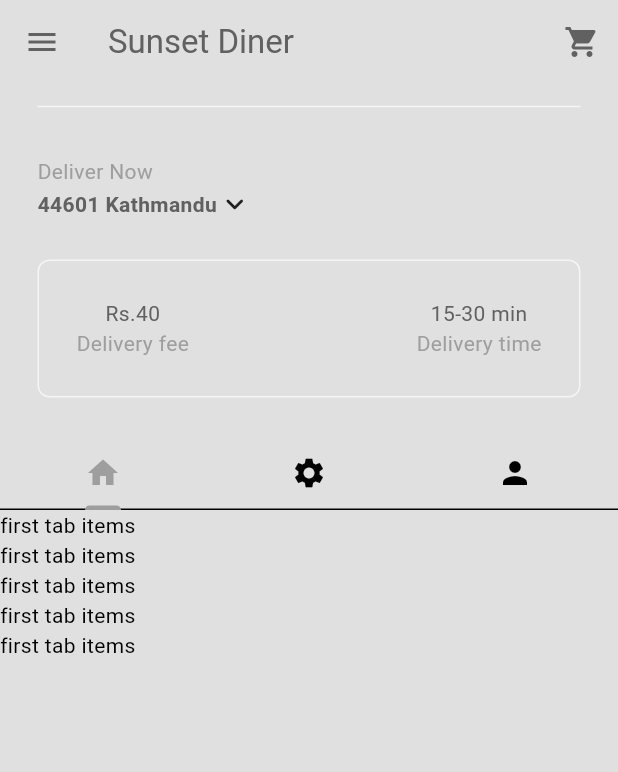
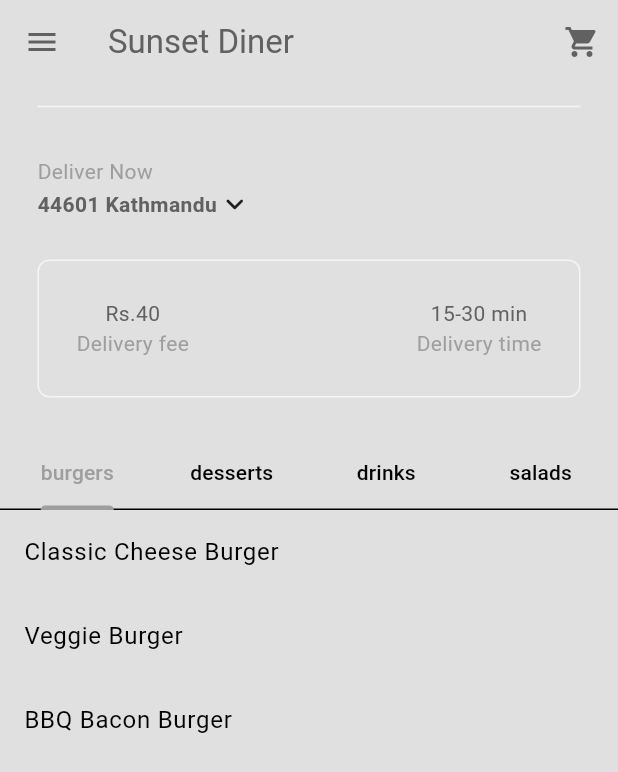
Before and after one commit to SundarDong/Food-Delivery-Apk, a Flutter app: the screen it shows after launch, after a tap on "Sign In", on a phone screen of 412 x 824 dp. Shown: the top 772 px of the screen. Run offline on Flutter 3.47's test engine with Material 3 defaults, Android fonts, the light colour scheme and no system bars.

Commit message:
feat: made changes

```diff
--- a/lib/components/my_current_location.dart
+++ b/lib/components/my_current_location.dart
@@ -50,7 +50,7 @@ class MyCurrentLocation extends StatelessWidget {
                       ),
                    ),
                 //drop down menu
-                Icon(Icons.keyboard_arrow_down_rounded),
+                const Icon(Icons.keyboard_arrow_down_rounded),
               ],
             ),
           )
--- a/lib/components/my_tab_bar.dart
+++ b/lib/components/my_tab_bar.dart
@@ -1,4 +1,5 @@
 import 'package:flutter/material.dart';
+import 'package:food_delivery_app/models/food.dart';
 
 class MyTabBar extends StatelessWidget {
 
@@ -9,27 +10,21 @@ class MyTabBar extends StatelessWidget {
     required this.tabController,
     });
 
+    List<Tab> _buildCategoryTabs() {
+    return FoodCategory.values.map((category) {
+    return Tab(
+      text: category.toString().split('.').last,
+    );
+  }).toList();
+}
+
+
   @override
   Widget build(BuildContext context) {
     return Container(
       child: TabBar(
         controller:tabController,
-        tabs: [
-          //first tab
-          Tab(
-            icon: Icon(Icons.home),
-          ),
-
-          //second tab
-           Tab(
-            icon: Icon(Icons.settings),
-          ),
-
-           //third tab
-           Tab(
-            icon: Icon(Icons.person),
-          )
-        ],
+        tabs: _buildCategoryTabs(),
         ),
     );
   }
--- a/lib/main.dart
+++ b/lib/main.dart
@@ -1,11 +1,20 @@
 import 'package:flutter/material.dart';
 import 'package:food_delivery_app/auth/login_or_register.dart';
+import 'package:food_delivery_app/models/restaurant.dart';
 import 'package:food_delivery_app/themes/theme_provider.dart';
 import 'package:provider/provider.dart';
 
 void main() {
   runApp(
-    ChangeNotifierProvider(create: (context)=>ThemeProvider(),
+    MultiProvider(providers: [
+
+      //theme provider
+      ChangeNotifierProvider(create: (context)=>ThemeProvider()),
+
+      //restaurant provider
+      //theme provider
+      ChangeNotifierProvider(create: (context)=>Restaurant()),
+    ],
     child: const MyApp(),
     )
   );
--- a/lib/models/food.dart
+++ b/lib/models/food.dart
@@ -0,0 +1,37 @@
+//food items
+class Food{
+  final String name;
+  final String descriptions;
+  final String imagePath;
+  final double price;
+  final FoodCategory category;
+  List <Addon> availableAddons;
+
+  Food({
+    required this.name,
+    required this.descriptions,
+    required this.imagePath,
+    required this.price,
+    required this.category,
+    required this.availableAddons,
+  });
+}
+
+//food catergory
+enum FoodCategory{
+  burgers,
+  desserts,
+  drinks,
+  salads,
+}
+
+//foods addons
+class Addon{
+  String name;
+  double price;
+
+  Addon({
+    required this.name,
+    required this.price,
+  });
+}
--- /dev/null
+++ b/lib/models/restaurant.dart
@@ -0,0 +1,177 @@
+import 'package:flutter/material.dart';
+import 'package:food_delivery_app/models/food.dart';
+
+class Restaurant extends ChangeNotifier {
+  //list of food menu
+
+   final List<Food> _menu =[
+
+    //burgers
+  Food(
+    name: "Classic Cheese Burger",
+    descriptions: "A classic cheeseburger: juicy beef patty, melted cheese, fresh toppings, and soft bun—simple, savory perfection!",
+    imagePath: "lib/images/burgers/burgerA.jpg",
+    price: 320,
+    category: FoodCategory.burgers,
+    availableAddons: [
+      Addon(name: "Extra cheese", price: 100),
+      Addon(name: "Bacon", price: 110),
+      Addon(name: "Avocado", price: 120),
+    ],
+  ),
+  Food(
+    name: "Veggie Burger",
+    descriptions: "A healthy and delicious veggie patty with fresh vegetables and tasty sauces.",
+    imagePath: "lib/images/burgers/burgerB.jpg",
+    price: 280,
+    category: FoodCategory.burgers,
+    availableAddons: [
+      Addon(name: "Extra cheese", price: 100),
+      Addon(name: "Lettuce", price: 50),
+    ],
+  ),
+  Food(
+    name: "BBQ Bacon Burger",
+    descriptions: "A juicy beef patty with crispy bacon and tangy BBQ sauce for the perfect savory experience.",
+    imagePath: "lib/images/burgers/burgerC.jpg",
+    price: 350,
+    category: FoodCategory.burgers,
+    availableAddons: [
+      Addon(name: "Extra bacon", price: 130),
+      Addon(name: "BBQ sauce", price: 50),
+    ],
+  ),
+
+    //salads
+    Food(
+        name: "Greek Salad",
+        descriptions: "A fresh and healthy mix of cucumbers, tomatoes, red onions, olives, and feta cheese, dressed with olive oil and oregano.",
+        imagePath: "lib/images/salads/Sb.png",
+        price: 200,
+        category: FoodCategory.salads,
+        availableAddons: [
+          Addon(name: "Extra Feta Cheese", price: 40),
+          Addon(name: "Grilled Chicken", price: 80),
+          Addon(name: "Avocado Slices", price: 60),
+        ],
+      ),
+    Food(
+        name: "Caesar Salad",
+        descriptions: "Crisp romaine lettuce, crunchy croutons, and parmesan cheese tossed in creamy Caesar dressing.",
+        imagePath: "lib/images/salads/Sc.png",
+        price: 220,
+        category: FoodCategory.salads,
+        availableAddons: [
+          Addon(name: "Grilled Shrimp", price: 100),
+          Addon(name: "Boiled Egg", price: 50),
+          Addon(name: "Bacon Bits", price: 70),
+        ],
+      ),
+
+    //desserts
+      Food(
+        name: "Chocolate Lava Cake",
+        descriptions: "A warm, decadent chocolate cake with a gooey molten center, served with a scoop of vanilla ice cream.",
+        imagePath: "lib/images/desserts/Da.jpeg",
+        price: 250,
+        category: FoodCategory.desserts,
+        availableAddons: [
+          Addon(name: "Extra Ice Cream Scoop", price: 50),
+          Addon(name: "Caramel Drizzle", price: 40),
+          Addon(name: "Crushed Nuts", price: 30),
+        ],
+      ),
+      Food(
+        name: "Classic Cheesecake",
+        descriptions: "A rich and creamy cheesecake with a buttery graham cracker crust, topped with your choice of sauce.",
+        imagePath: "lib/images/desserts/Db.jpeg.jpg",
+        price: 300,
+        category: FoodCategory.desserts,
+        availableAddons: [
+          Addon(name: "Strawberry Sauce", price: 40),
+          Addon(name: "Blueberry Compote", price: 50),
+          Addon(name: "Whipped Cream", price: 30),
+        ],
+      ),
+      Food(
+      name: "Tiramisu",
+      descriptions: "A classic Italian dessert with layers of coffee-soaked sponge, mascarpone cream, and a dusting of cocoa.",
+      imagePath: "lib/images/desserts/Dc.jpeg",
+      price: 280,
+      category: FoodCategory.desserts,
+      availableAddons: [
+        Addon(name: "Extra Cocoa Dusting", price: 20),
+        Addon(name: "Dark Chocolate Shavings", price: 40),
+        Addon(name: "Espresso Shot", price: 50),
+      ],
+    ),
+
+    //drinks
+        Food(
+          name: "Fresh Lemonade",
+          descriptions: "A refreshing blend of zesty lemons, sweetened to perfection, and served chilled.",
+          imagePath: "lib/images/drinks/Drink1.jpeg",
+          price: 150,
+          category: FoodCategory.drinks,
+          availableAddons: [
+            Addon(name: "Extra Ice", price: 20),
+            Addon(name: "Mint Leaves", price: 30),
+            Addon(name: "Honey Drizzle", price: 40),
+          ],
+        ),
+        Food(
+          name: "Iced Coffee",
+          descriptions: "A smooth, chilled coffee with a rich aroma, perfect for a hot day.",
+          imagePath: "lib/images/drinks/Drink2.jpeg",
+          price: 180,
+          category: FoodCategory.drinks,
+          availableAddons: [
+            Addon(name: "Extra Shot of Espresso", price: 50),
+            Addon(name: "Whipped Cream", price: 40),
+            Addon(name: "Vanilla Syrup", price: 30),
+          ],
+        ),
+        Food(
+          name: "Mango Smoothie",
+          descriptions: "A creamy blend of fresh mangoes, yogurt, and a touch of sweetness.",
+          imagePath: "lib/images/drinks/Drink3.jpeg",
+          price: 200,
+          category: FoodCategory.drinks,
+          availableAddons: [
+            Addon(name: "Chia Seeds", price: 30),
+            Addon(name: "Protein Powder", price: 50),
+            Addon(name: "Coconut Flakes", price: 40),
+          ],
+        ),
+
+   ];
+
+   //getters
+   List<Food> get menu => _menu;
+}
+
+/*
+operations
+*/
+
+//add to carts
+
+//remove from carts
+
+//get total price of cart
+
+//get total no of items in cart
+
+
+//clear the cart
+
+
+
+/* helpers */
+//generate receipt
+
+
+//format double value in the money
+
+
+// formats list of addons into a string summary
--- a/lib/pages/home_page.dart
+++ b/lib/pages/home_page.dart
@@ -3,7 +3,10 @@ import 'package:food_delivery_app/components/my_current_location.dart';
 import 'package:food_delivery_app/components/my_description.dart';
 import 'package:food_delivery_app/components/my_drawer.dart';
 import 'package:food_delivery_app/components/my_tab_bar.dart';
+import 'package:food_delivery_app/models/food.dart';
+import 'package:food_delivery_app/models/restaurant.dart';
 import 'package:food_delivery_app/pages/my_sliver_app_bar.dart';
+import 'package:provider/provider.dart';
 
 class HomePage extends StatefulWidget {
   const HomePage({super.key});
@@ -19,7 +22,7 @@ class _HomePageState extends State<HomePage> with SingleTickerProviderStateMixin
   @override
   void initState(){
     super.initState();
-    _tabController = TabController(length: 3, vsync: this);
+    _tabController = TabController(length: FoodCategory.values.length, vsync: this);
   }
 
   @override
@@ -28,10 +31,34 @@ class _HomePageState extends State<HomePage> with SingleTickerProviderStateMixin
     super.dispose();
   }
 
+  //yesma food items category items anusar return garne
+  List <Food> _filterMenuCategory(FoodCategory category, List<Food> fullMenu){
+    return fullMenu.where((food)=> food.category == category).toList();
+  }
+
+  List<Widget> getFoodInThisCategory(List<Food> fullMenu) {
+  return FoodCategory.values.map((category) {
+    // Filter the full menu based on the current category
+    List<Food> categoryMenu = _filterMenuCategory(category, fullMenu);
+
+    // Return the ListView for each category
+    return ListView.builder(
+      itemCount: categoryMenu.length,
+      physics: const NeverScrollableScrollPhysics(),
+      itemBuilder: (context, index) {
+        return ListTile(
+          title: Text(categoryMenu[index].name),
+        );
+      },
+    );
+  }).toList(); // Ensure you return the list of widgets
+}
+
+
+
   @override
   Widget build(BuildContext context) {
     return Scaffold(
-
         drawer: const MyDrawer(),
         body: NestedScrollView(
           headerSliverBuilder: (context, innerBoxIsScrolled)=> [
@@ -57,23 +84,13 @@ class _HomePageState extends State<HomePage> with SingleTickerProviderStateMixin
               ),
                ),
           ],
-          body: TabBarView(
+         body: Consumer<Restaurant> (
+          builder: (context, restaurant , child)=> TabBarView(
             controller: _tabController,
-            children: [
-                ListView.builder(
-                  itemCount: 5,
-                  itemBuilder: (context,index)=> Text("first tab items"),
-                ),
-                ListView.builder(
-                  itemCount: 5,
-                  itemBuilder: (context,index)=> Text("Second tab items"),
-                ),
-                ListView.builder(
-                  itemCount: 5,
-                  itemBuilder: (context,index)=> Text("Third tab items"),
-                ),
-            ],
-           ),
+            children: getFoodInThisCategory(restaurant.menu),
+          ),
+         ),
+
         ),
     );
   }
```
Also changed, not shown: pubspec.yaml (+5 -3 lines), lib/images/burgers/burgerA.jpg (added), lib/images/burgers/burgerB.jpg (added), lib/images/burgers/burgerC.jpg (added), lib/images/desserts/Da.jpeg (added), lib/images/desserts/Db.jpeg (added), lib/images/desserts/Dc.jpeg (added), lib/images/drinks/Drink1.jpeg (added), lib/images/drinks/Drink2.jpeg (added), lib/images/drinks/Drink3.jpeg (added), lib/images/salads/Sb.png (added), lib/images/salads/Sc.png (added).
